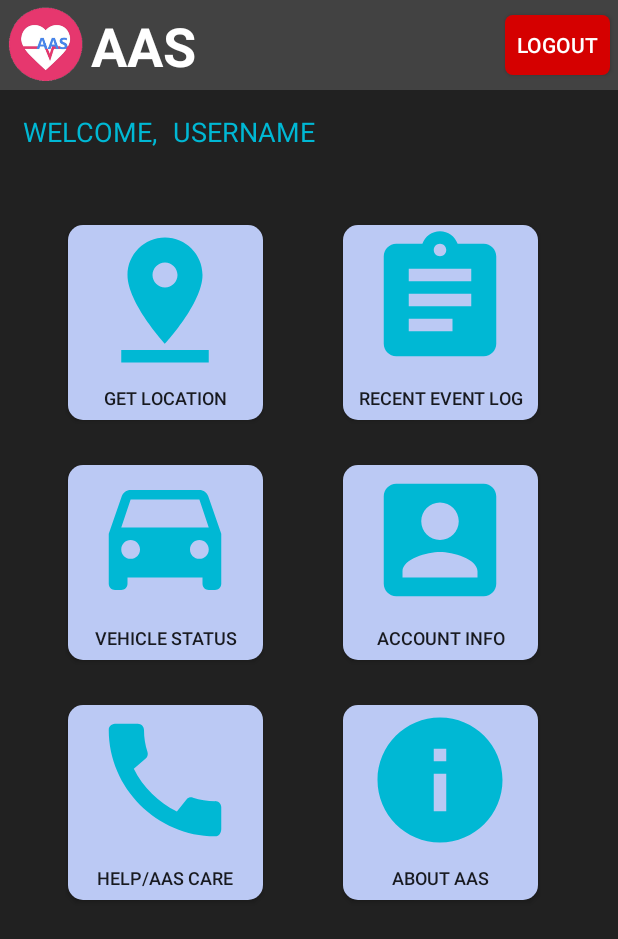
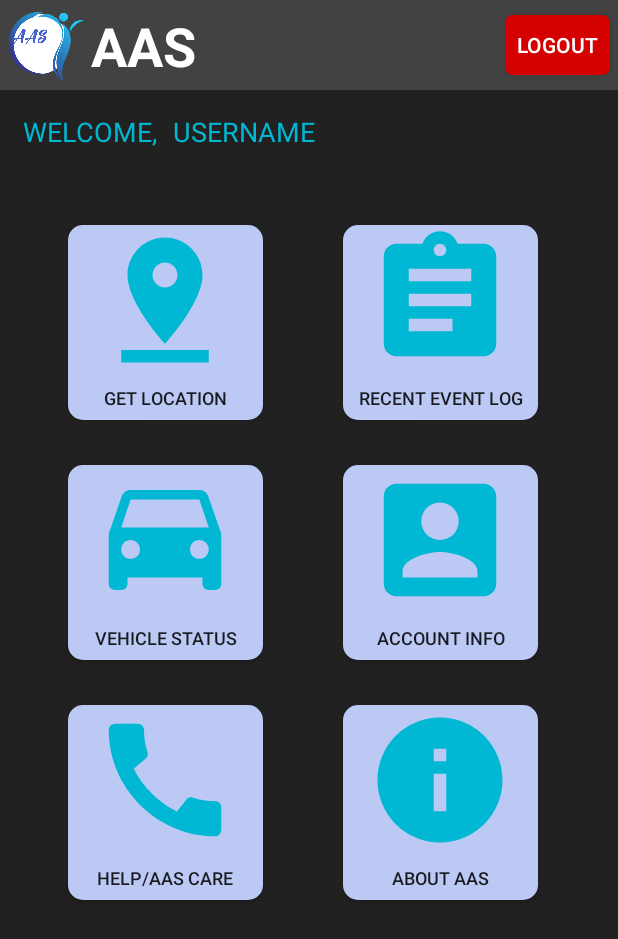
Before and after one commit to BlackHat-org/RA25_BlackHat_WIMDR, an Android app: the homepage screen opened directly, with no data from a screen before it, on a phone screen of 412 x 824 dp. Shown: the top 939 px of the screen. Run offline under Robolectric (Android 15) with nearby library versions, the phone set to English and light mode, and no system bars; our stand-ins replace Volley; network calls fail.

Commit message:
Second commit

```diff
--- a/app/AAS/app/src/main/res/layout/activity_homepage.xml
+++ b/app/AAS/app/src/main/res/layout/activity_homepage.xml
@@ -151,6 +151,6 @@
             app:layout_constraintBottom_toBottomOf="parent"
             app:layout_constraintStart_toStartOf="parent"
             app:layout_constraintTop_toTopOf="parent"
-            app:srcCompat="@drawable/navigationbaricon" />
+            app:srcCompat="@drawable/navbarlogo" />
     </androidx.constraintlayout.widget.ConstraintLayout>
 </androidx.constraintlayout.widget.ConstraintLayout>
```
Also changed, not shown: app/AAS/app/src/main/res/drawable-v24/navigationbaricon.png (deleted), app/AAS/app/src/main/res/drawable/navigationbaricon.png (deleted).
